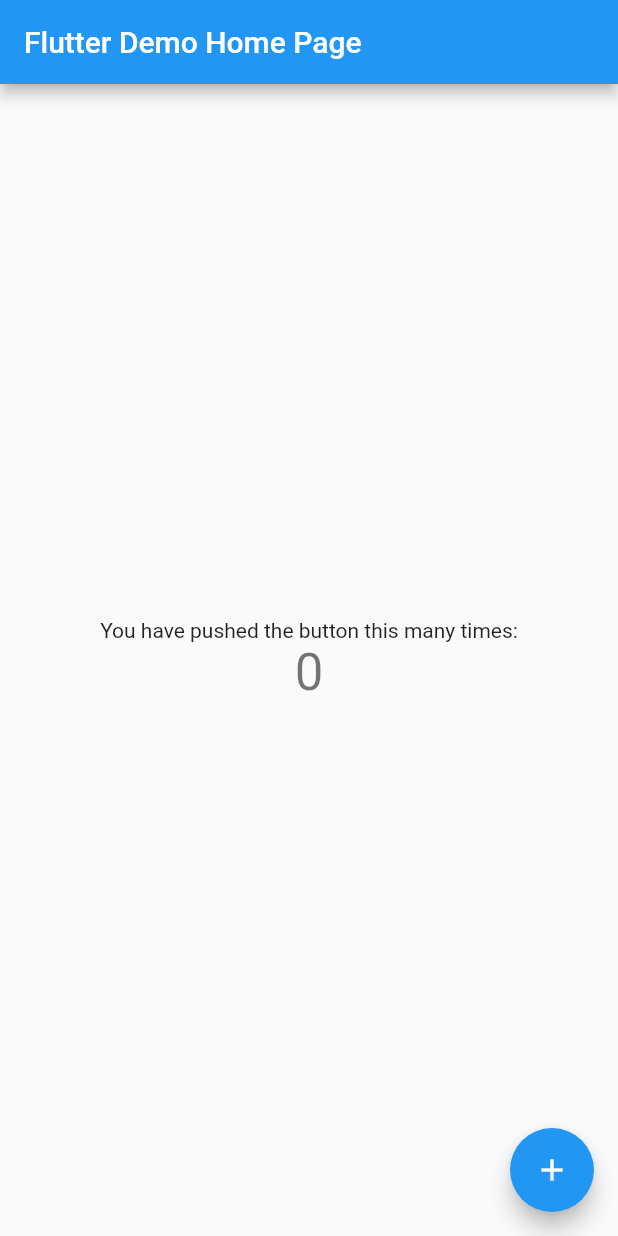
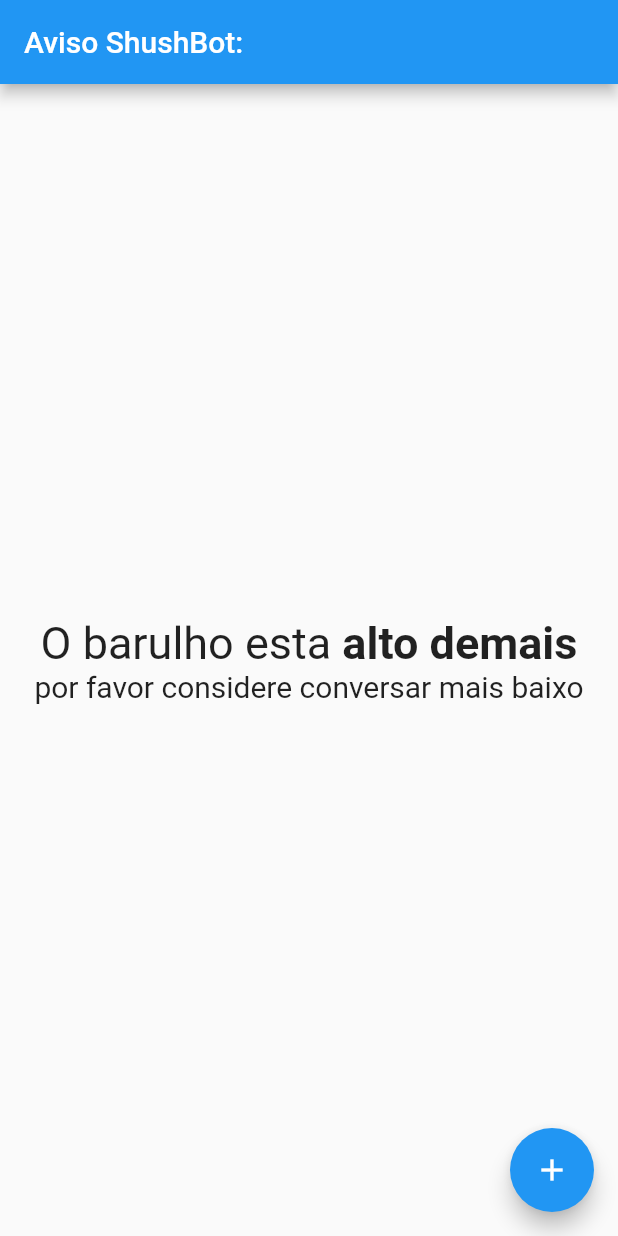
Before and after one commit to Matheus-Pires/notificacao, a Flutter app: the screen it shows after launch, on a phone screen of 412 x 824 dp. Run offline on Flutter 3.47's test engine with Material 2 defaults, Android fonts, the phone set to English and light mode, and no system bars; our stand-ins replace firebase_messaging; accounts and stored records are empty.

Commit message:
configure main screens

```diff
--- a/lib/main.dart
+++ b/lib/main.dart
@@ -26,7 +26,7 @@ class MyApp extends StatelessWidget {
         // counter didn't reset back to zero; the application is not restarted.
         primarySwatch: Colors.blue,
       ),
-      home: new MyHomePage(title: 'Flutter Demo Home Page'),
+      home: new MyHomePage(title: 'Aviso ShushBot:'),
     );
   }
 }
@@ -73,10 +73,12 @@ class _MyHomePageState extends State<MyHomePage> {
     // than having to individually change instances of widgets.
     return new Scaffold(
       appBar: new AppBar(
-        // Here we take the value from the MyHomePage object that was created by
-        // the App.build method, and use it to set our appbar title.
-        title: new Text(widget.title),
-      ),
+          // Here we take the value from the MyHomePage object that was created by
+          // the App.build method, and use it to set our appbar title.
+          title: new Text(
+        widget.title,
+        textAlign: TextAlign.center,
+      )),
       body: new Center(
         // Center is a layout widget. It takes a single child and positions it
         // in the middle of the parent.
@@ -96,12 +98,26 @@ class _MyHomePageState extends State<MyHomePage> {
           // horizontal).
           mainAxisAlignment: MainAxisAlignment.center,
           children: <Widget>[
-            new Text(
-              'You have pushed the button this many times:',
+            const Text.rich(
+              const TextSpan(
+                children: const <TextSpan>[
+                  const TextSpan(
+                    text: 'O barulho esta',
+                    style: const TextStyle(
+                      fontSize: 30.0,
+                    ),
+                  ),
+                  const TextSpan(
+                      text: " alto demais",
+                      style: const TextStyle(
+                          fontWeight: FontWeight.bold, fontSize: 30.0)),
+                ],
+              ),
             ),
             new Text(
-              '$_counter',
-              style: Theme.of(context).textTheme.display1,
+              'por favor considere conversar mais baixo',
+              textAlign: TextAlign.center,
+              style: TextStyle(fontSize: 20.0),
             ),
           ],
         ),
```
